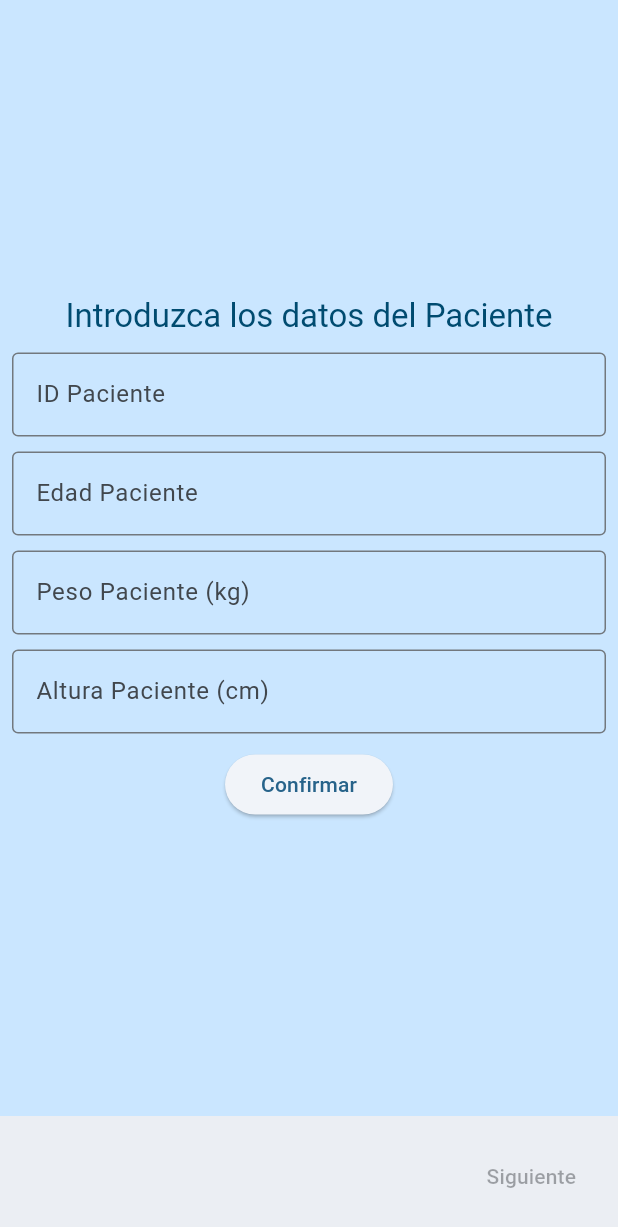
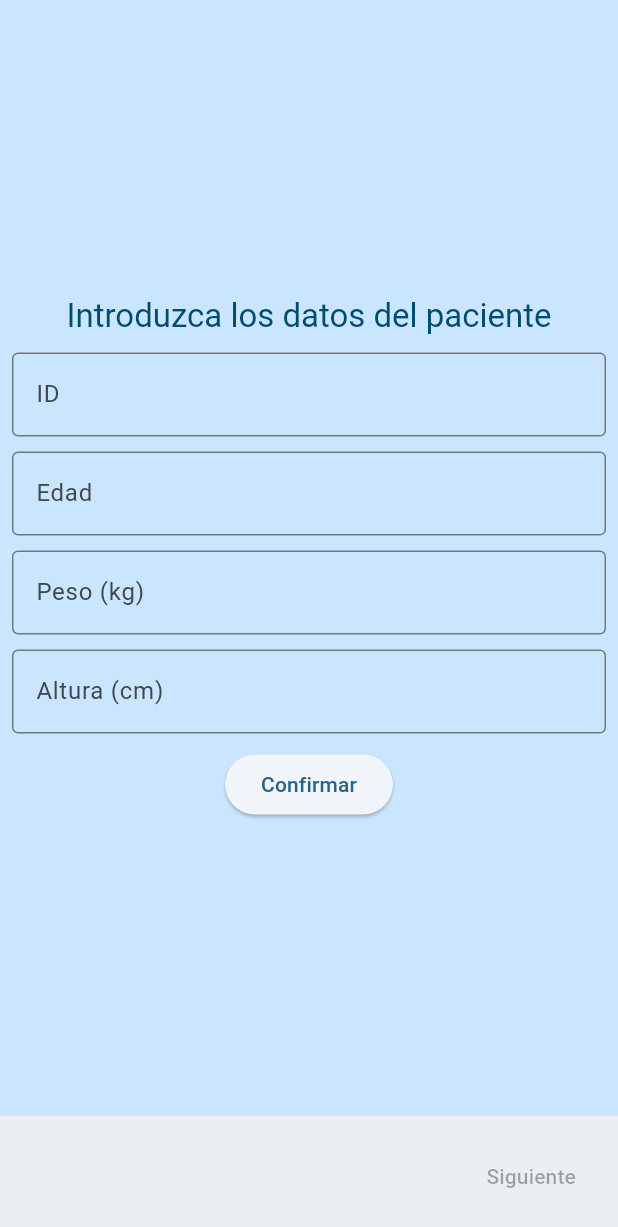
Before and after one commit to ottoknowsnt/apneadiag, a Flutter app: the screen it shows after launch, after a tap on "Siguiente", on a phone screen of 412 x 824 dp. Shown: the top 1227 px of the screen. Run offline on Flutter 3.47's test engine with Material 2 defaults, Android fonts, the phone set to English and light mode, and no system bars; our stand-ins replace battery_plus, flutter_local_notifications, permission_handler, shared_preferences, timezone; missing offline and left inert: flutter_sound.

Commit message:
user-friendly and non-clipping texts. Closes #13 #59

```diff
--- a/lib/screens/onboarding_page.dart
+++ b/lib/screens/onboarding_page.dart
@@ -50,7 +50,8 @@ class _OnboardingPageState extends State<OnboardingPage> {
                       curve: Curves.easeInOut,
                     );
                   },
-            child: const Text('Siguiente'),
+            child: const Text('Siguiente',
+                textAlign: TextAlign.center, softWrap: true),
           ),
         ),
       ),
--- a/lib/screens/permissions_page.dart
+++ b/lib/screens/permissions_page.dart
@@ -16,15 +16,26 @@ class PermissionsPage extends StatelessWidget {
     var allPermissionsGranted = permissionManager.allPermissionsGranted;
 
     var theme = Theme.of(context);
-    var style = theme.textTheme.titleLarge!.copyWith(
+    var styleTitle = theme.textTheme.titleLarge!.copyWith(
+      color: theme.colorScheme.onPrimaryContainer,
+    );
+    var styleSubtitle = theme.textTheme.bodyMedium!.copyWith(
       color: theme.colorScheme.onPrimaryContainer,
     );
 
     return Center(
+      child: SingleChildScrollView(
         child: Column(
           mainAxisAlignment: MainAxisAlignment.center,
           children: [
-          Text('Permisos', style: style),
+            Text('Conceda los siguientes permisos',
+                textAlign: TextAlign.center, softWrap: true, style: styleTitle),
+            const SizedBox(height: 30),
+            Text(
+                'Pulse en cada botón para conceder cada permiso \nSi el botón está desactivado, el permiso ya está concedido',
+                textAlign: TextAlign.center,
+                softWrap: true,
+                style: styleSubtitle),
             const SizedBox(height: 30),
             ElevatedButton(
               onPressed: micPermissionGranted
@@ -32,7 +43,11 @@ class PermissionsPage extends StatelessWidget {
                   : () async {
                       await permissionManager.requestMicPermission();
                     },
-            child: const Text('Permitir acceso al micrófono'),
+              child: const Text(
+                'Permitir acceso al micrófono',
+                textAlign: TextAlign.center,
+                softWrap: true,
+              ),
             ),
             const SizedBox(height: 30),
             ElevatedButton(
@@ -41,16 +56,19 @@ class PermissionsPage extends StatelessWidget {
                   : () async {
                       await permissionManager.requestNotificationPermission();
                     },
-            child: const Text('Permitir notificaciones'),
+              child: const Text('Permitir notificaciones',
+                  textAlign: TextAlign.center, softWrap: true),
             ),
             const SizedBox(height: 30),
             ElevatedButton(
               onPressed: ignoreBatteryOptimizationsGranted
                   ? null
                   : () async {
-                    await permissionManager.requestIgnoreBatteryOptimizations();
+                      await permissionManager
+                          .requestIgnoreBatteryOptimizations();
                     },
-            child: const Text('Desactivar optimización de batería'),
+              child: const Text('Desactivar optimización de batería',
+                  textAlign: TextAlign.center, softWrap: true),
             ),
             const SizedBox(height: 30),
             Row(
@@ -60,13 +78,20 @@ class PermissionsPage extends StatelessWidget {
                   allPermissionsGranted ? Icons.check : Icons.close,
                   color: allPermissionsGranted ? Colors.green : Colors.red,
                 ),
-              Text(allPermissionsGranted
+                Flexible(
+                  child: Text(
+                      allPermissionsGranted
                           ? 'Todos los permisos concedidos, puede continuar'
-                  : 'Faltan permisos por conceder, no puede continuar'),
+                          : 'Faltan permisos por conceder, no puede continuar',
+                      textAlign: TextAlign.center,
+                      softWrap: true,
+                      style: styleSubtitle),
+                ),
               ],
             ),
           ],
         ),
+      ),
     );
   }
 }
--- a/lib/screens/register_page.dart
+++ b/lib/screens/register_page.dart
@@ -22,28 +22,32 @@ class _RegisterPageState extends State<RegisterPage> {
     int height = 0;
 
     var theme = Theme.of(context);
-    var style = theme.textTheme.titleLarge!.copyWith(
+    var styleTitle = theme.textTheme.titleLarge!.copyWith(
       color: theme.colorScheme.onPrimaryContainer,
     );
 
     return Padding(
       padding: const EdgeInsets.all(8.0),
       child: Center(
+        child: SingleChildScrollView(
           child: Form(
             key: _formKey,
             child: Column(
               mainAxisAlignment: MainAxisAlignment.center,
               children: [
-              Text('Introduzca los datos del Paciente', style: style),
+                Text('Introduzca los datos del paciente',
+                    textAlign: TextAlign.center,
+                    softWrap: true,
+                    style: styleTitle),
                 const SizedBox(height: 10),
                 TextFormField(
                   decoration: const InputDecoration(
                     border: OutlineInputBorder(),
-                  labelText: 'ID Paciente',
+                    labelText: 'ID',
                   ),
                   validator: (value) {
                     if (value == null || value.isEmpty) {
-                    return 'El ID del Paciente está vacío.';
+                      return 'El ID está vacío.';
                     }
                     return null;
                   },
@@ -57,11 +61,11 @@ class _RegisterPageState extends State<RegisterPage> {
                 TextFormField(
                   decoration: const InputDecoration(
                     border: OutlineInputBorder(),
-                  labelText: 'Edad Paciente',
+                    labelText: 'Edad',
                   ),
                   validator: (value) {
                     if (value == null || value.isEmpty) {
-                    return 'La edad del Paciente está vacía.';
+                      return 'La edad está vacía.';
                     }
                     return null;
                   },
@@ -75,11 +79,11 @@ class _RegisterPageState extends State<RegisterPage> {
                 TextFormField(
                   decoration: const InputDecoration(
                     border: OutlineInputBorder(),
-                  labelText: 'Peso Paciente (kg)',
+                    labelText: 'Peso (kg)',
                   ),
                   validator: (value) {
                     if (value == null || value.isEmpty) {
-                    return 'El peso del Paciente está vacío.';
+                      return 'El peso está vacío.';
                     }
                     return null;
                   },
@@ -96,18 +100,19 @@ class _RegisterPageState extends State<RegisterPage> {
                       );
                     }),
                     // Allow Decimal Number With Precision of 2 Only
-                  FilteringTextInputFormatter.allow(RegExp(r'^\d+\.?\d{0,1}')),
+                    FilteringTextInputFormatter.allow(
+                        RegExp(r'^\d+\.?\d{0,1}')),
                   ],
                 ),
                 const SizedBox(height: 10),
                 TextFormField(
                   decoration: const InputDecoration(
                     border: OutlineInputBorder(),
-                  labelText: 'Altura Paciente (cm)',
+                    labelText: 'Altura (cm)',
                   ),
                   validator: (value) {
                     if (value == null || value.isEmpty) {
-                    return 'La altura del Paciente está vacía.';
+                      return 'La altura está vacía.';
                     }
                     return null;
                   },
@@ -126,14 +131,18 @@ class _RegisterPageState extends State<RegisterPage> {
                           context: context,
                           builder: (context) {
                             return AlertDialog(
-                            title: const Text('Confirmación'),
-                            content: const Text('¿Desea confirmar los datos?'),
+                              title: const Text('Confirmación',
+                                  textAlign: TextAlign.left, softWrap: true),
+                              content: const Text('¿Desea confirmar los datos?',
+                                  textAlign: TextAlign.left, softWrap: true),
                               actions: [
                                 TextButton(
                                   onPressed: () {
                                     Navigator.pop(context);
                                   },
-                                child: const Text('Cancelar'),
+                                  child: const Text('Cancelar',
+                                      textAlign: TextAlign.center,
+                                      softWrap: true),
                                 ),
                                 TextButton(
                                   onPressed: () {
@@ -141,7 +150,9 @@ class _RegisterPageState extends State<RegisterPage> {
                                     appData.login(id, age, weight, height);
                                     Navigator.pop(context);
                                   },
-                                child: const Text('Confirmar'),
+                                  child: const Text('Confirmar',
+                                      textAlign: TextAlign.center,
+                                      softWrap: true),
                                 ),
                               ],
                             );
@@ -149,9 +160,11 @@ class _RegisterPageState extends State<RegisterPage> {
                         ),
                       },
                   },
-                child: const Text('Confirmar'),
+                  child: const Text('Confirmar',
+                      textAlign: TextAlign.center, softWrap: true),
                 ),
               ],
+            ),
           ),
         ),
       ),
--- a/lib/utilities/server_upload.dart
+++ b/lib/utilities/server_upload.dart
@@ -36,7 +36,7 @@ class ServerUpload extends ChangeNotifier {
       var now = DateTime.now();
       if (response.statusCode == 204) {
         await LocalNotifications.showNotification(
-            title: 'Subida de archivo',
+            title: 'Subida de archivo exitosa',
             body:
                 'Subida de archivo a las ${now.hour.toString().padLeft(2, '0')}:${now.minute.toString().padLeft(2, '0')}');
       } else {
```
Also changed, not shown: lib/screens/recorder_page.dart (+41 -7 lines), lib/screens/settings_page.dart (+40 -14 lines). Lines whose indentation alone changed are shown as unchanged.
